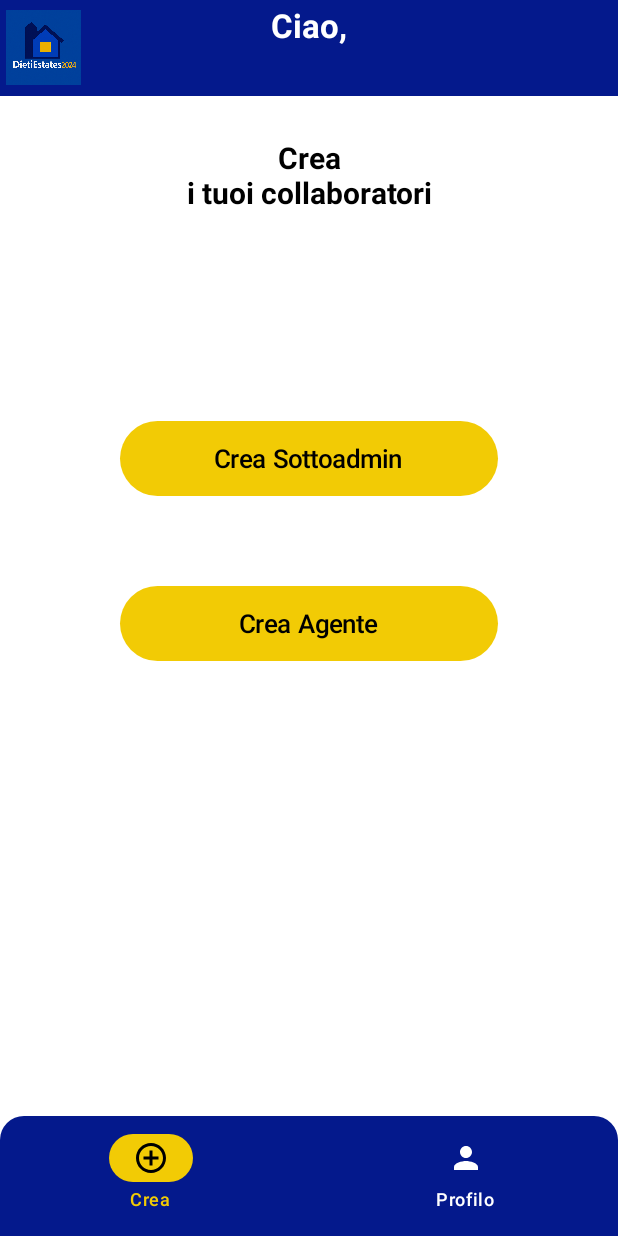
After one commit to gian-o-land/ProgettoIngsw, an Android app built with Jetpack Compose: the composable AdminScreen called with empty values, on a phone screen of 412 x 824 dp. The commit adds this screen. Run offline under Robolectric (Android 15) with nearby library versions, the phone set to English and light mode, and no system bars.

Commit message:
creazione AdminScreen

```diff
--- /dev/null
+++ b/app/src/main/java/gui/AdminScreen.kt
@@ -0,0 +1,80 @@
+package gui
+
+import androidx.compose.foundation.Image
+import androidx.compose.foundation.background
+import androidx.compose.foundation.layout.Arrangement
+import androidx.compose.foundation.layout.Column
+import androidx.compose.foundation.layout.Row
+import androidx.compose.foundation.layout.Spacer
+import androidx.compose.foundation.layout.fillMaxSize
+import androidx.compose.foundation.layout.fillMaxWidth
+import androidx.compose.foundation.layout.height
+import androidx.compose.foundation.layout.padding
+import androidx.compose.foundation.layout.width
+import androidx.compose.material3.CenterAlignedTopAppBar
+import androidx.compose.material3.ExperimentalMaterial3Api
+import androidx.compose.material3.Scaffold
+import androidx.compose.material3.Text
+import androidx.compose.material3.TopAppBarDefaults
+import androidx.compose.runtime.Composable
+import androidx.compose.ui.Modifier
+import androidx.compose.ui.res.painterResource
+import androidx.compose.ui.text.font.FontWeight
+import androidx.compose.ui.text.style.TextAlign
+import androidx.compose.ui.unit.dp
+import androidx.compose.ui.unit.sp
+import androidx.navigation.NavController
+import com.example.progettoingsw.R
+import gui.template.myBottomNavBar_Admin
+import gui.template.myButton
+
+@OptIn(ExperimentalMaterial3Api::class)
+@Composable
+fun AdminScreen(usernameAdmin : String, navController : NavController){
+    Scaffold(
+        modifier = Modifier
+            .fillMaxSize()
+            .background(mioBackgroung),
+        containerColor = mioBackgroung,
+        topBar = { CenterAlignedTopAppBar(
+            colors = TopAppBarDefaults.centerAlignedTopAppBarColors(
+                containerColor =  mioBluScuro
+            ),
+            title = {
+                Text(text="Ciao,\n" + usernameAdmin,
+                            fontWeight = FontWeight.Bold,
+                            color = mieiTitoli,
+                            textAlign = TextAlign.Center)
+            },
+            navigationIcon = {
+                Image(
+                painter = painterResource(id = R.drawable.logo),
+                "Logo",
+                modifier = Modifier.height(50.dp).width(50.dp)
+                )
+            })
+        },
+        bottomBar = { myBottomNavBar_Admin() }
+    ) { innerPadding ->
+        Column(
+            modifier = Modifier.padding(innerPadding)
+        ) {
+            Spacer(Modifier.height(30.dp))
+            Row(
+                modifier = Modifier.fillMaxWidth(),
+                horizontalArrangement = Arrangement.Center
+            ) {
+                Text(text = "Crea\ni tuoi collaboratori",
+                    fontWeight = FontWeight.Bold,
+                    fontSize = 20.sp,
+                    color = mieScritte,
+                    textAlign = TextAlign.Center
+                )
+            }
+            Spacer(Modifier.height(140.dp))
+            myButton({}, "Crea Sottoadmin")
+            Spacer(Modifier.height(60.dp))
+            myButton({}, "Crea Agente")
+        }
+    }
+}
--- a/app/src/main/java/gui/LoginScreen.kt
+++ b/app/src/main/java/gui/LoginScreen.kt
@@ -86,7 +86,9 @@ fun LoginScreen(painter: Painter, descrizione: String?, navController : NavContr
             )
             Spacer(modifier = Modifier.height(20.dp))
             Button(
-                onClick = {},
+                onClick = {
+                    navController.navigate(Screen.AdminScreen.route)
+                },
                 colors = ButtonDefaults.buttonColors(
                     containerColor = mioBackgroung,
                     contentColor = mieScritte,
@@ -129,7 +131,11 @@ fun LoginScreen(painter: Painter, descrizione: String?, navController : NavContr
             )
             Spacer(modifier = Modifier.height(30.dp))
             myButton(
-                myClick = {navController.navigate(Screen.UtenteScreen.route)},//withMailUtente(emailUtente)
+                myClick = {navController.navigate(Screen.UtenteScreen.route){
+                    popUpTo(0){
+                        inclusive = true
+                    }
+                } },//withMailUtente(emailUtente)
                 testo = "Accedi"
             )
             Spacer(modifier = Modifier.height(40.dp))
--- a/app/src/main/java/gui/template/myBottomNavBar.kt
+++ b/app/src/main/java/gui/template/myBottomNavBar.kt
@@ -19,6 +19,8 @@ import androidx.compose.ui.draw.clip
 import androidx.compose.ui.graphics.Color
 import androidx.compose.ui.graphics.vector.ImageVector
 import androidx.compose.foundation.shape.RoundedCornerShape
+import androidx.compose.material.icons.filled.AddCircleOutline
+import androidx.compose.material3.BottomAppBar
 import androidx.compose.ui.unit.dp
 import gui.mioBluScuro
 import gui.mioGialloOcra
@@ -82,3 +84,62 @@ fun myBottomNavBar() {
             }
 
 }
+
+@Composable
+fun myBottomNavBar_Admin() {
+
+    data class BottomNavItem(
+        val label: String,
+        val icon: ImageVector
+    )
+    val items = listOf(
+        BottomNavItem("Crea", Icons.Default.AddCircleOutline),
+        BottomNavItem("Profilo", Icons.Default.Person)
+    )
+
+    var selectedItemIndex by remember { mutableIntStateOf(0) }
+
+    NavigationBar(containerColor= mioBluScuro,
+        modifier =
+            Modifier.clip(
+                shape= RoundedCornerShape(
+                    topStart = 16.dp,
+                    topEnd = 16.dp,
+                    bottomStart = 0.dp,
+                    bottomEnd = 0.dp
+                )
+            )
+    ) {
+
+        items.forEachIndexed { index, item ->
+            NavigationBarItem(
+                colors = NavigationBarItemDefaults.colors(
+
+                    selectedIconColor = Color.Black,
+
+                    selectedTextColor = mioGialloOcra,
+
+                    indicatorColor = mioGialloOcra,//.copy(alpha = 0.1f),
+
+                    unselectedIconColor = Color.White,
+                    unselectedTextColor = Color.White
+                ),
+                icon = {
+                    Icon(
+                        imageVector = item.icon,
+                        contentDescription = item.label
+                    )
+                },
+                // Label (testo sotto)
+                label = { Text(item.label) },
+                // Logica di selezione visiva
+                selected = selectedItemIndex == index,
+                onClick = {
+                    selectedItemIndex = index
+                    // Qui in futuro metterai: navController.navigate(...)
+                }
+            )
+        }
+    }
+
+}
--- a/app/src/main/java/navigation/Navigation.kt
+++ b/app/src/main/java/navigation/Navigation.kt
@@ -13,9 +13,9 @@ import androidx.compose.animation.ExitTransition
 import androidx.navigation.NavType
 import androidx.navigation.navArgument
 import com.google.android.gms.maps.model.LatLng
+import gui.AdminScreen
 import gui.MappaScreen
 import gui.UtenteScreen
-import java.util.Map.entry
 
 @Composable
 fun Navigation() {
@@ -50,6 +50,17 @@ fun Navigation() {
         }
 
         composable(
+            route = Screen.AdminScreen.route + "?usernameAdmin={usernameAdmin}",
+            arguments = listOf(navArgument("usernameAdmin"){
+                type = NavType.StringType;
+                defaultValue = "<UsernameAdmin>"
+                nullable = true
+            })
+        ){ entry ->
+            AdminScreen(usernameAdmin = entry.arguments?.getString("usernameAdmin")?:"<UsernameAdmin>", navController)
+        }
+
+        composable(
             route = Screen.MappaScreen.route + "?lat={lat}&lng={lng}",
             arguments = listOf(
                 navArgument("lat") {// non supporta tipo double quindi uso prima string e poi lo converto
--- a/app/src/main/java/navigation/Screen.kt
+++ b/app/src/main/java/navigation/Screen.kt
@@ -13,6 +13,12 @@ sealed class Screen(val route: String) {
             return "$route?mailUtente=${Uri.encode(mailUtente)}"//return "$route/${Uri.encode(mailUtente)}"
         }
     }
+
+    data object AdminScreen: Screen("admin_screen"){
+        fun withMailAdmin(usernameAdmin: String): String{
+            return "$route?usernameAdmin=${Uri.encode(usernameAdmin)}"
+        }
+    }
     data object MappaScreen : Screen("mappa_screen") {
 
         // 1. Questa variabile serve al NavHost per sapere COSA aspettarsi
```
